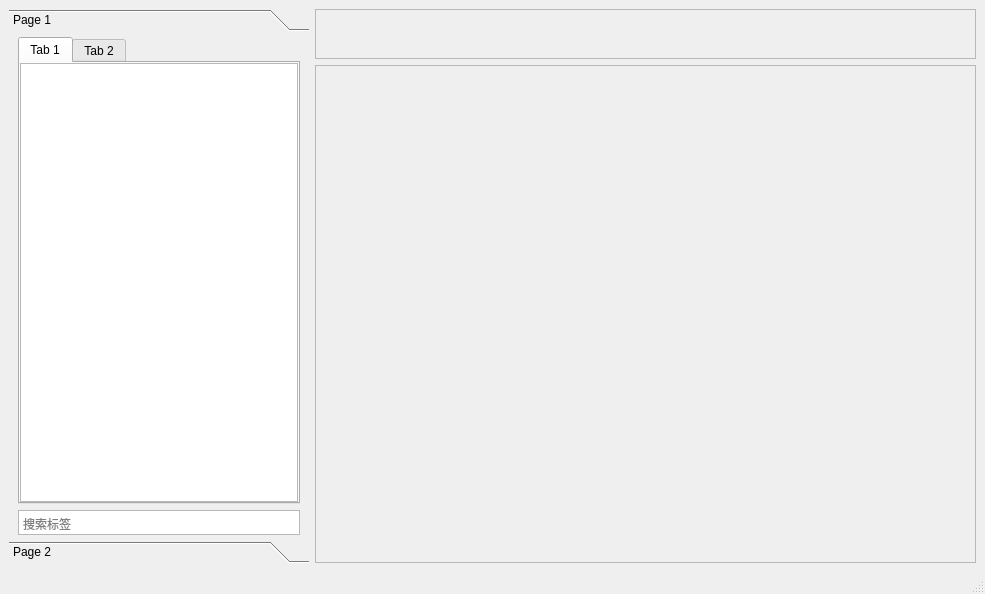
Before: the Qt Designer form ui/picture_manager.ui in djasoid/pixiv_pictures_manager, drawn with Qt 5.
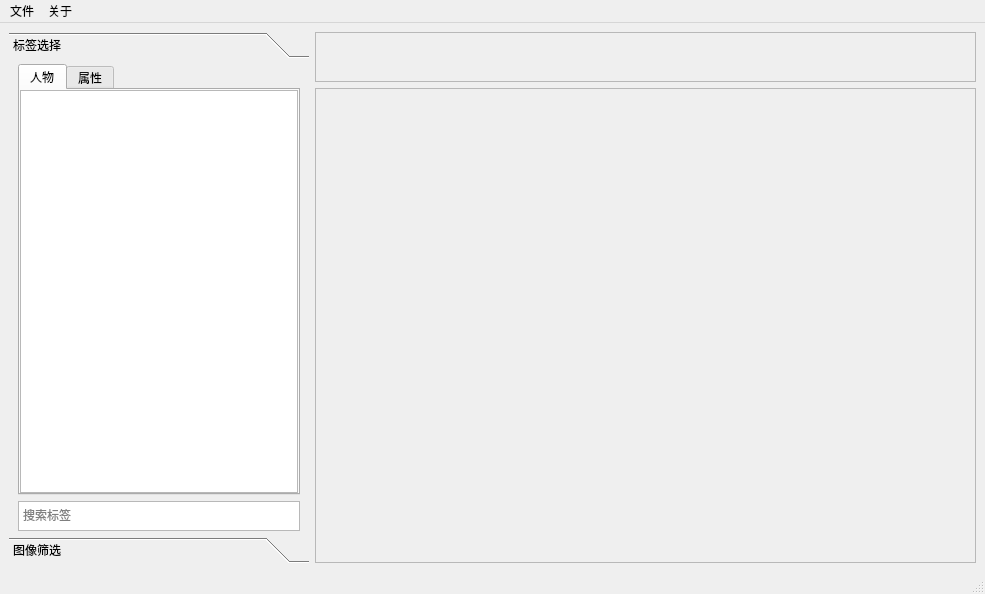
After: the same form once the commit is applied.

Commit message: refactor tag management methods, update return types, change database to single instance and enhance UI element naming

What changed in the file:
```diff
--- a/ui/picture_manager.ui
+++ b/ui/picture_manager.ui
@@ -39,7 +39,7 @@
         </rect>
        </property>
        <attribute name="label">
-        <string>Page 1</string>
+        <string>标签选择</string>
        </attribute>
        <layout class="QVBoxLayout" name="verticalLayout">
         <property name="topMargin">
@@ -64,7 +64,7 @@
           </property>
           <widget class="QWidget" name="tab">
            <attribute name="title">
-            <string>Tab 1</string>
+            <string>人物</string>
            </attribute>
            <layout class="QVBoxLayout" name="verticalLayout_3">
             <property name="leftMargin">
@@ -95,7 +95,7 @@
           </widget>
           <widget class="QWidget" name="tab_2">
            <attribute name="title">
-            <string>Tab 2</string>
+            <string>属性</string>
            </attribute>
            <layout class="QVBoxLayout" name="verticalLayout_4">
             <property name="leftMargin">
@@ -137,9 +137,24 @@
           <property name="maximumSize">
            <size>
             <width>16777215</width>
-            <height>25</height>
+            <height>30</height>
            </size>
           </property>
+          <property name="cursor" stdset="0">
+           <cursorShape>IBeamCursor</cursorShape>
+          </property>
+          <property name="verticalScrollBarPolicy">
+           <enum>Qt::ScrollBarPolicy::ScrollBarAlwaysOff</enum>
+          </property>
+          <property name="horizontalScrollBarPolicy">
+           <enum>Qt::ScrollBarPolicy::ScrollBarAlwaysOff</enum>
+          </property>
+          <property name="backgroundVisible">
+           <bool>false</bool>
+          </property>
+          <property name="centerOnScroll">
+           <bool>false</bool>
+          </property>
           <property name="placeholderText">
            <string>搜索标签</string>
           </property>
@@ -157,7 +172,7 @@
         </rect>
        </property>
        <attribute name="label">
-        <string>Page 2</string>
+        <string>图像筛选</string>
        </attribute>
        <layout class="QVBoxLayout" name="verticalLayout_5">
         <item>
@@ -245,6 +260,18 @@
      <height>33</height>
     </rect>
    </property>
+   <widget class="QMenu" name="menu">
+    <property name="title">
+     <string>文件</string>
+    </property>
+   </widget>
+   <widget class="QMenu" name="menu_2">
+    <property name="title">
+     <string>关于</string>
+    </property>
+   </widget>
+   <addaction name="menu"/>
+   <addaction name="menu_2"/>
   </widget>
   <widget class="QStatusBar" name="statusbar"/>
  </widget>
```
Left out of the diff: 32 changed lines with no effect on the pictures. The commit also changes 5 other files.
